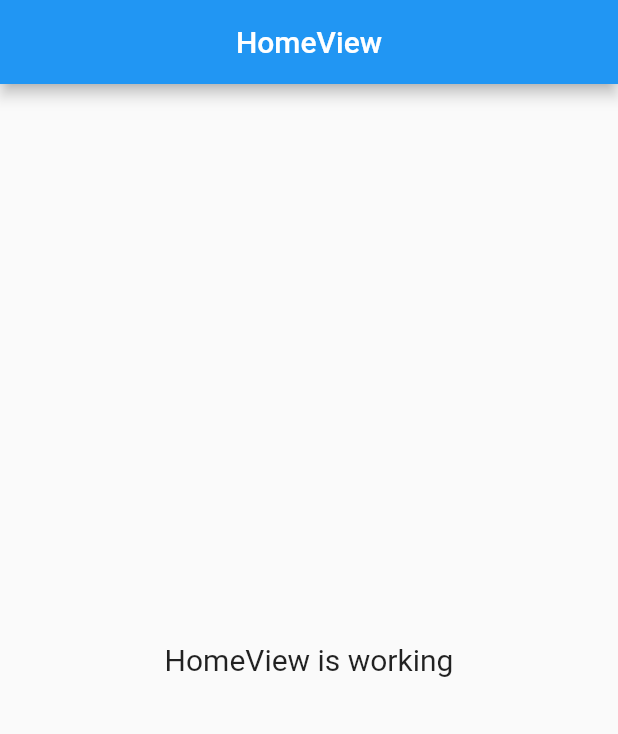
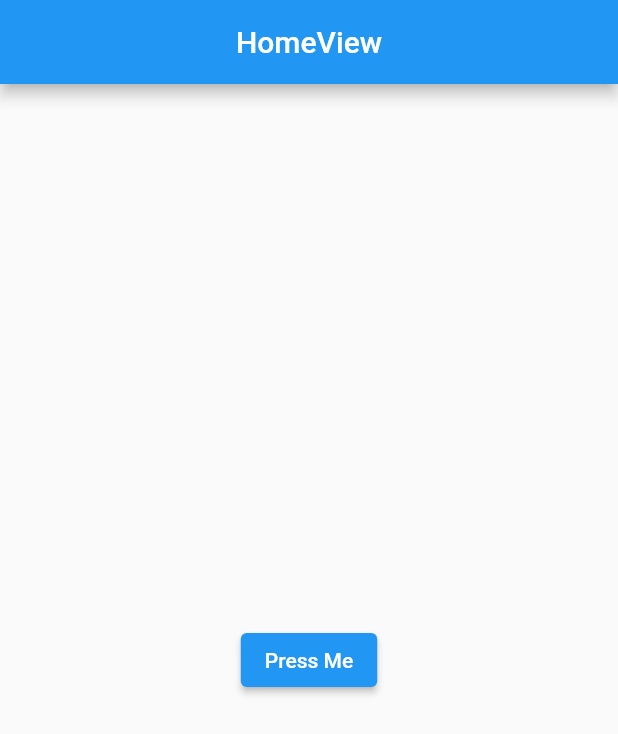
Before and after one commit to Tanmai2002/CodeShastra9.0-BitToByte, a Flutter app: the screen it shows after launch, on a phone screen of 412 x 824 dp. Shown: the top 734 px of the screen. Run offline on Flutter 3.47's test engine with Material 2 defaults, Android fonts, the phone set to English and light mode, and no system bars; our stand-ins replace get.

Commit message:
First Page

```diff
--- a/lib/app/modules/home/views/home_view.dart
+++ b/lib/app/modules/home/views/home_view.dart
@@ -1,5 +1,5 @@
+import 'package:child_safe/app/routes/app_pages.dart';
 import 'package:flutter/material.dart';
-
 import 'package:get/get.dart';
 
 import '../controllers/home_controller.dart';
@@ -12,13 +12,15 @@
       appBar: AppBar(
         title: const Text('HomeView'),
         centerTitle: true,
+
       ),
-      body: const Center(
-        child: Text(
-          'HomeView is working',
-          style: TextStyle(fontSize: 20),
-        ),
+      body:  Center(
+        child: ElevatedButton( onPressed: () {
+          Get.toNamed(Routes.LOGIN);
+        },
+        child:Text("Press Me"))
       ),
+
     );
   }
 }
--- a/lib/app/routes/app_routes.dart
+++ b/lib/app/routes/app_routes.dart
@@ -4,9 +4,11 @@
 abstract class Routes {
   Routes._();
   static const HOME = _Paths.HOME;
+  static const LOGIN = _Paths.LOGIN;
 }
 
 abstract class _Paths {
   _Paths._();
   static const HOME = '/home';
+  static const LOGIN = '/login';
 }
```
Also changed, not shown: lib/app/modules/login/bindings/login_binding.dart (added, +12 -0 lines), lib/app/modules/login/controllers/login_controller.dart (added, +23 -0 lines), lib/app/modules/login/views/login_view.dart (added, +24 -0 lines), lib/app/routes/app_pages.dart (+7 -0 lines), 1 other file.
